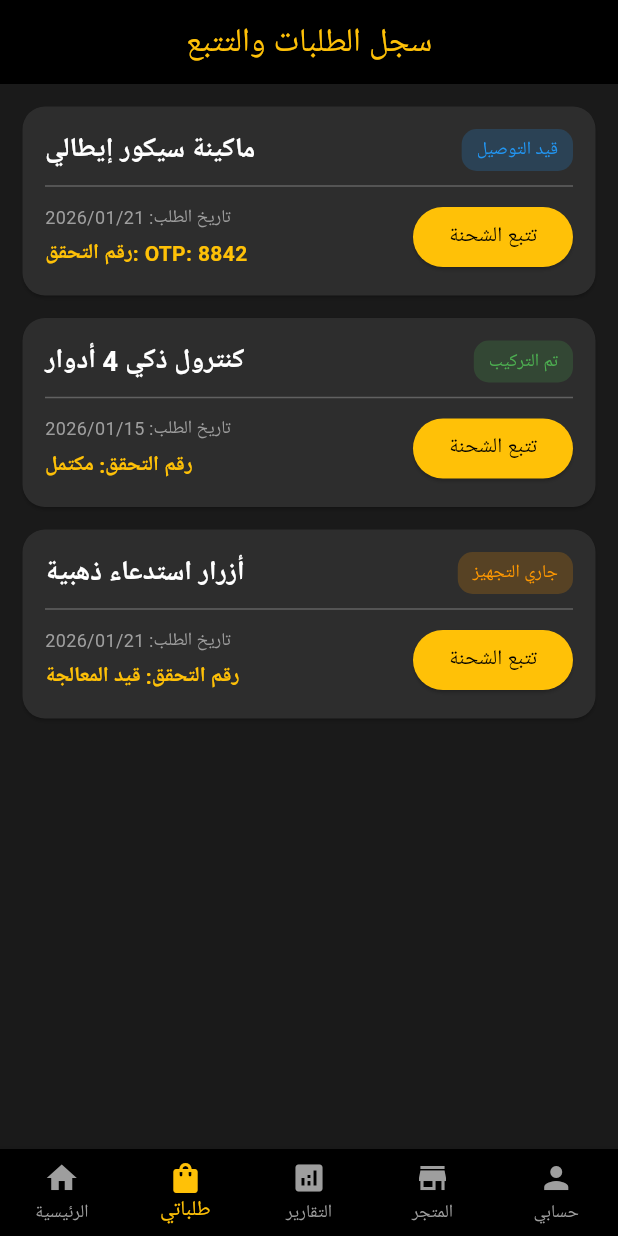
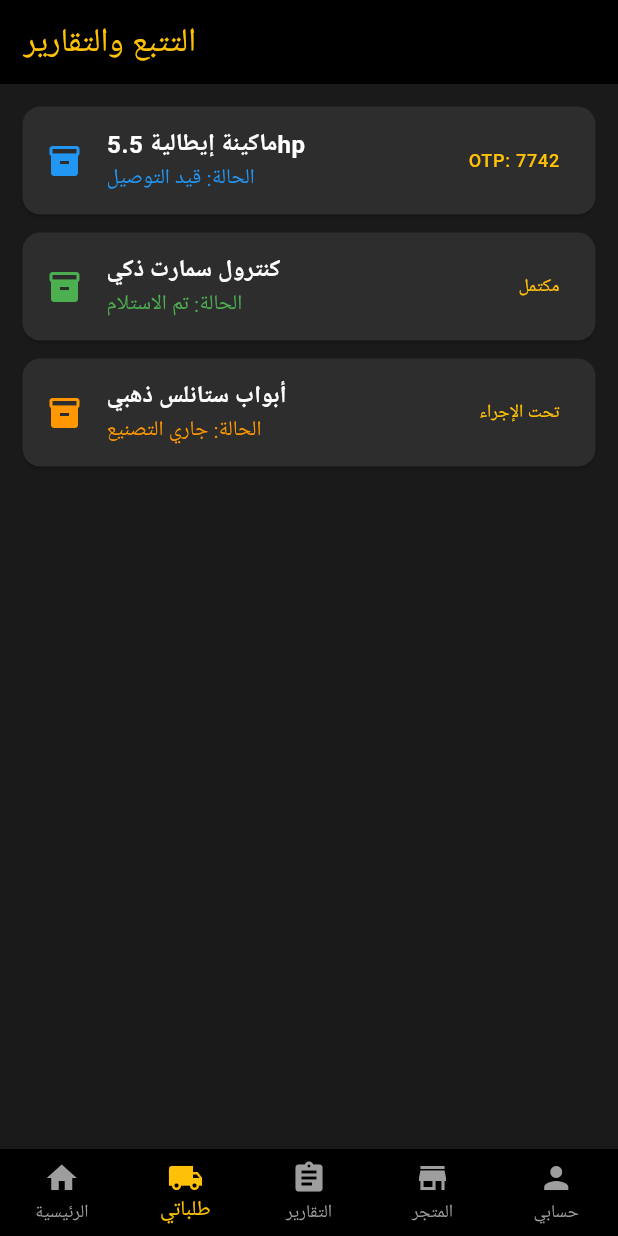
Before and after one commit to ahmedchiva-max/smart, a Flutter app: the screen it shows after launch, item 2 of the bottom bar chosen, on a phone screen of 412 x 824 dp. Run offline on Flutter 3.47's test engine with Material 3 defaults, Android fonts, the phone set to English and light mode, and no system bars.

Commit message:
الربط النهائي الشامل ونظام التتبع OTP

```diff
--- a/lib/main.dart
+++ b/lib/main.dart
@@ -5,7 +5,7 @@ import 'screens/reports_page.dart';
 
 void main() => runApp(MaterialApp(
   debugShowCheckedModeBanner: false,
-  theme: ThemeData(brightness: Brightness.dark, primaryColor: Colors.amber),
+  theme: ThemeData(brightness: Brightness.dark),
   home: MainNavigation(),
 ));
 
@@ -16,12 +16,13 @@ class MainNavigation extends StatefulWidget {
 
 class _MainNavigationState extends State<MainNavigation> {
   int _currentIndex = 0;
+  // الربط الاحترافي للصفحات
   final List<Widget> _pages = [
     SmartHomePage(),
-    ReportsPage(), // ربط صفحة طلباتي هنا
-    ReportsPage(), // ربط صفحة التقارير هنا
+    ReportsPage(), // صفحة طلباتي (تستخدم نفس قالب التقارير حالياً)
+    ReportsPage(), // صفحة التقارير الذكية
     ShopPage(),
-    Center(child: Text("حسابي")),
+    Center(child: Text("حسابي", style: TextStyle(color: Colors.white))),
   ];
 
   @override
@@ -37,8 +38,8 @@ class _MainNavigationState extends State<MainNavigation> {
         onTap: (index) => setState(() => _currentIndex = index),
         items: [
           BottomNavigationBarItem(icon: Icon(Icons.home), label: "الرئيسية"),
-          BottomNavigationBarItem(icon: Icon(Icons.shopping_bag), label: "طلباتي"),
-          BottomNavigationBarItem(icon: Icon(Icons.analytics), label: "التقارير"),
+          BottomNavigationBarItem(icon: Icon(Icons.local_shipping), label: "طلباتي"),
+          BottomNavigationBarItem(icon: Icon(Icons.assignment), label: "التقارير"),
           BottomNavigationBarItem(icon: Icon(Icons.store), label: "المتجر"),
           BottomNavigationBarItem(icon: Icon(Icons.person), label: "حسابي"),
         ],
--- a/lib/screens/reports_page.dart
+++ b/lib/screens/reports_page.dart
@@ -5,64 +5,27 @@ class ReportsPage extends StatelessWidget {
   Widget build(BuildContext context) {
     return Scaffold(
       backgroundColor: Color(0xFF1A1A1A),
-      appBar: AppBar(
-        backgroundColor: Colors.black,
-        title: Text("سجل الطلبات والتتبع", style: TextStyle(color: Colors.amber)),
-        centerTitle: true,
-      ),
+      appBar: AppBar(backgroundColor: Colors.black, title: Text("التتبع والتقارير", style: TextStyle(color: Colors.amber))),
       body: ListView(
         padding: EdgeInsets.all(15),
         children: [
-          _buildTrackCard("ماكينة سيكور إيطالي", "قيد التوصيل", "2026/01/21", "OTP: 8842", Colors.blue),
-          _buildTrackCard("كنترول ذكي 4 أدوار", "تم التركيب", "2026/01/15", "مكتمل", Colors.green),
-          _buildTrackCard("أزرار استدعاء ذهبية", "جاري التجهيز", "2026/01/21", "قيد المعالجة", Colors.orange),
+          _buildOrderCard("ماكينة إيطالية 5.5hp", "قيد التوصيل", "OTP: 7742", Colors.blue),
+          _buildOrderCard("كنترول سمارت ذكي", "تم الاستلام", "مكتمل", Colors.green),
+          _buildOrderCard("أبواب ستانلس ذهبي", "جاري التصنيع", "تحت الإجراء", Colors.orange),
         ],
       ),
     );
   }
 
-  Widget _buildTrackCard(String title, String status, String date, String otp, Color statusColor) {
+  Widget _buildOrderCard(String item, String status, String otp, Color color) {
     return Card(
       color: Color(0xFF2D2D2D),
-      margin: EdgeInsets.only(bottom: 15),
-      shape: RoundedRectangleBorder(borderRadius: BorderRadius.circular(15)),
-      child: Padding(
-        padding: EdgeInsets.all(15),
-        child: Column(
-          crossAxisAlignment: CrossAxisAlignment.start,
-          children: [
-            Row(
-              mainAxisAlignment: MainAxisAlignment.spaceBetween,
-              children: [
-                Text(title, style: TextStyle(color: Colors.white, fontSize: 18, fontWeight: FontWeight.bold)),
-                Container(
-                  padding: EdgeInsets.symmetric(horizontal: 10, vertical: 5),
-                  decoration: BoxDecoration(color: statusColor.withOpacity(0.2), borderRadius: BorderRadius.circular(10)),
-                  child: Text(status, style: TextStyle(color: statusColor, fontSize: 12)),
-                ),
-              ],
-            ),
-            Divider(color: Colors.grey[700], height: 20),
-            Row(
-              mainAxisAlignment: MainAxisAlignment.spaceBetween,
-              children: [
-                Column(
-                  crossAxisAlignment: CrossAxisAlignment.start,
-                  children: [
-                    Text("تاريخ الطلب: $date", style: TextStyle(color: Colors.grey, fontSize: 12)),
-                    SizedBox(height: 5),
-                    Text("رقم التحقق: $otp", style: TextStyle(color: Colors.amber, fontWeight: FontWeight.bold)),
-                  ],
-                ),
-                ElevatedButton(
-                  onPressed: () {},
-                  style: ElevatedButton.styleFrom(backgroundColor: Colors.amber, foregroundColor: Colors.black),
-                  child: Text("تتبع الشحنة"),
-                ),
-              ],
-            ),
-          ],
-        ),
+      margin: EdgeInsets.only(bottom: 12),
+      child: ListTile(
+        leading: Icon(Icons.inventory_2, color: color),
+        title: Text(item, style: TextStyle(color: Colors.white, fontWeight: FontWeight.bold)),
+        subtitle: Text("الحالة: $status", style: TextStyle(color: color)),
+        trailing: Text(otp, style: TextStyle(color: Colors.amber, fontSize: 12)),
       ),
     );
   }
```
